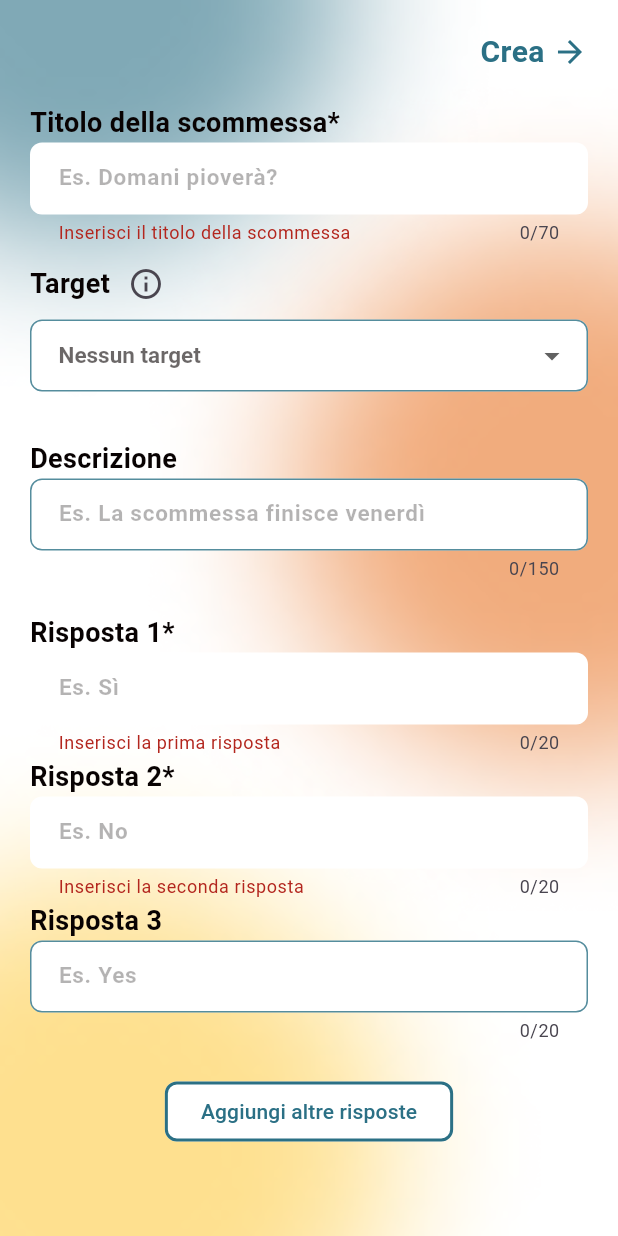
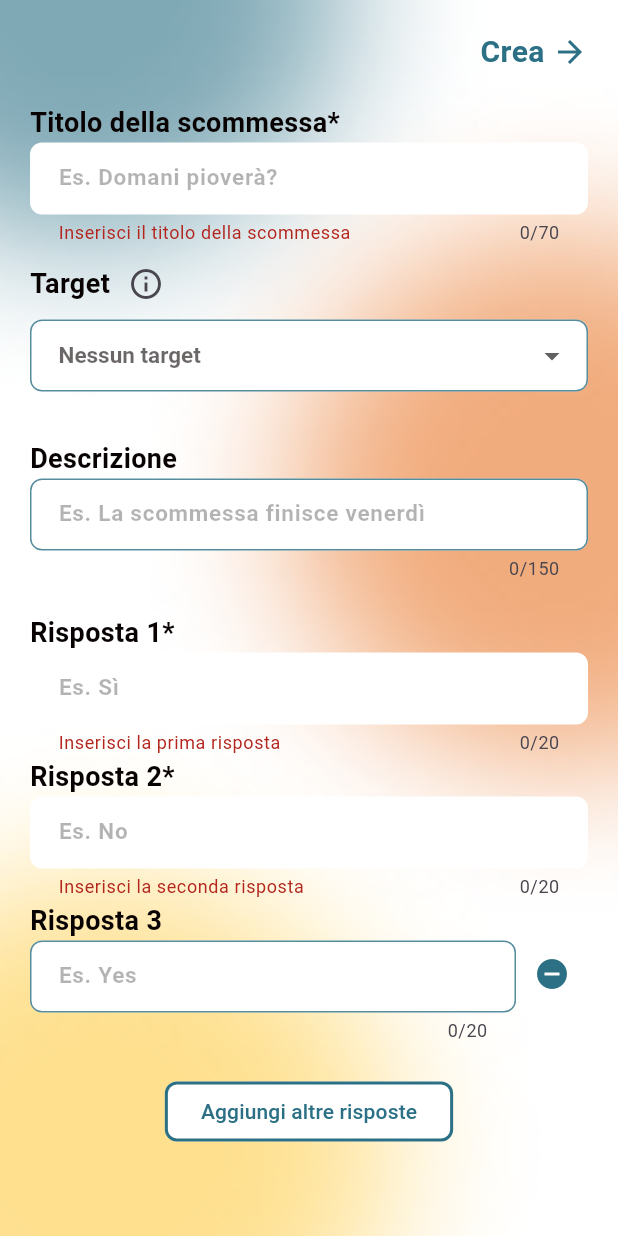
Before and after one commit to morenoboasso/CodeBets, a Flutter app: the CreateBetPage screen opened directly, after a tap on "Crea", after a tap on "Aggiungi altre risposte", on a phone screen of 412 x 824 dp. Run offline on Flutter 3.47's test engine with Material 3 defaults, Android fonts, the phone set to English and light mode, and no system bars; our stand-ins replace auto_size_text, cloud_firestore, firebase_core, get, get_storage, vibration; missing offline and left inert: pwa_install; accounts and stored records are empty.

```diff
--- a/lib/pages/bets/create_bet.dart
+++ b/lib/pages/bets/create_bet.dart
@@ -144,7 +144,10 @@ class _CreateBetPageState extends State<CreateBetPage> {
                             },
                           ),
                           if (_showThirdAnswer)
-                            BetAnswerFormField(
+                            Row(
+                              children: [
+                                Expanded(
+                                  child: BetAnswerFormField(
                                     labelText: 'Risposta 3',
                                     hintText: "Es. Yes",
                                     onSaved: (newValue) {
@@ -154,8 +157,23 @@ class _CreateBetPageState extends State<CreateBetPage> {
                                       return null;
                                     },
                                   ),
+                                ),
+                                IconButton(
+                                  icon: const Icon(Icons.remove_circle, color: ColorsBets.blueHD),
+                                  onPressed: () {
+                                    setState(() {
+                                      _showThirdAnswer = false;
+                                      _answer3 = '';
+                                    });
+                                  },
+                                ),
+                              ],
+                            ),
                           if (_showFourthAnswer)
-                            BetAnswerFormField(
+                            Row(
+                              children: [
+                                Expanded(
+                                  child: BetAnswerFormField(
                                     labelText: 'Risposta 4',
                                     hintText: "Es. Nope",
                                     onSaved: (newValue) {
@@ -164,6 +182,18 @@ class _CreateBetPageState extends State<CreateBetPage> {
                                     validator: (value) {
                                       return null;
                                     },
+                                  ),
+                                ),
+                                IconButton(
+                                  icon: const Icon(Icons.remove_circle, color: ColorsBets.blueHD),
+                                  onPressed: () {
+                                    setState(() {
+                                      _showFourthAnswer = false;
+                                      _answer4 = '';
+                                    });
+                                  },
+                                ),
+                              ],
                             ),
                           const SizedBox(height: 20),
                           if (!_showThirdAnswer || (_showThirdAnswer && !_showFourthAnswer))
@@ -182,12 +212,12 @@ class _CreateBetPageState extends State<CreateBetPage> {
                                   },
                                   style: OutlinedButton.styleFrom(
                                     backgroundColor: Colors.white,
-                                    side: BorderSide(color: ColorsBets.blueHD, width: 2),
+                                    side: const BorderSide(color: ColorsBets.blueHD, width: 2),
                                     shape: RoundedRectangleBorder(
                                       borderRadius: BorderRadius.circular(8),
                                     ),
                                   ),
-                                  child: Text('Aggiungi altre risposte', style: TextStyle(color: ColorsBets.blueHD)),
+                                  child: const Text('Aggiungi altre risposte', style: TextStyle(color: ColorsBets.blueHD)),
                                 ),
                               ],
                             ),
```
Also changed, not shown: lib/widgets/bet_card/bets_answer/bet_answers.dart (+6 -4 lines), lib/widgets/bet_card/bets_answer/bets_answers_shape.dart (+4 -7 lines). Lines whose indentation alone changed are shown as unchanged.
